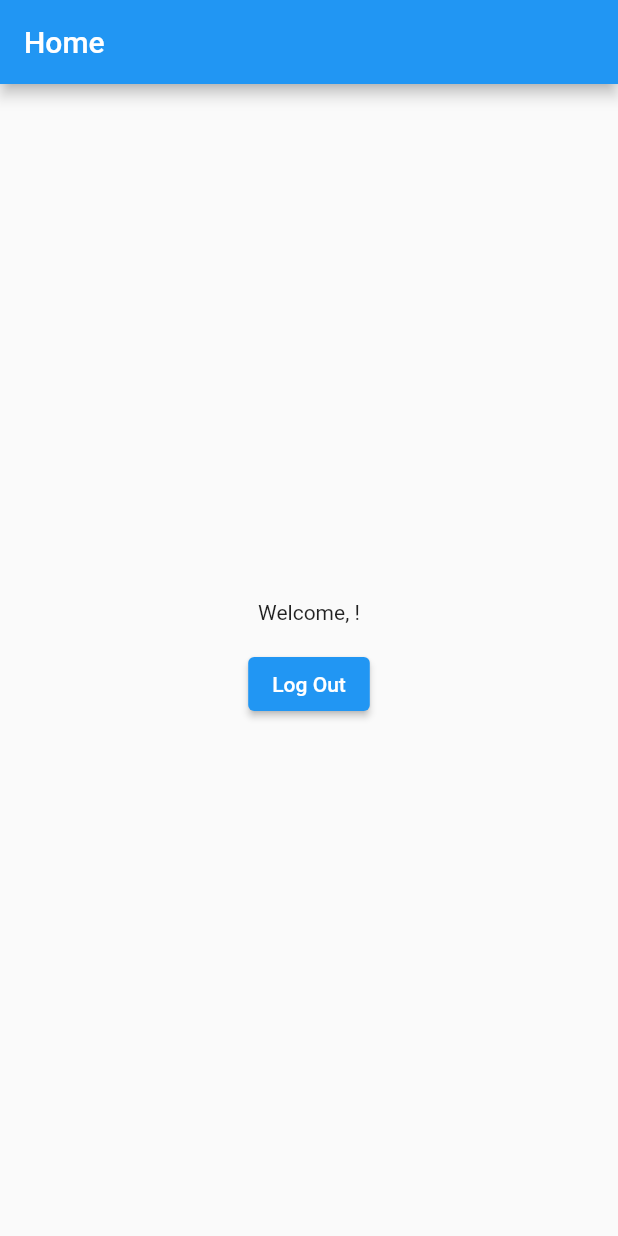
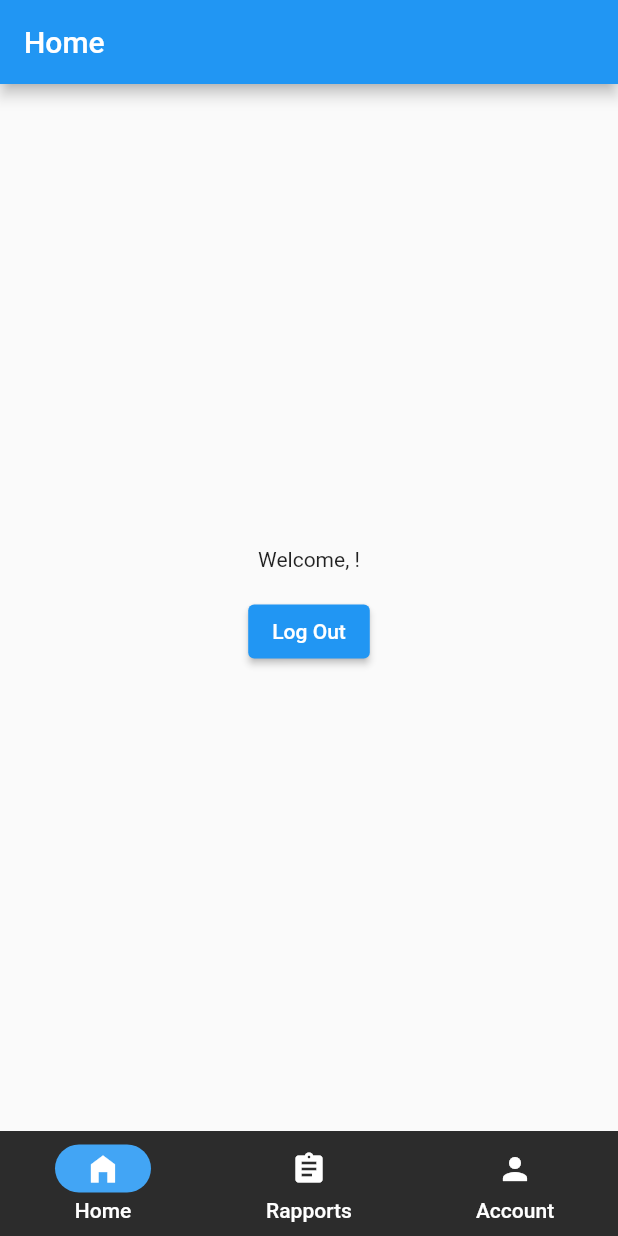
Before and after one commit to ThijsStok/1135691_1094272_iiatimd_app-, a Flutter app: the HomeScreen screen opened directly with empty values, on a phone screen of 412 x 824 dp. Run offline on Flutter 3.47's test engine with Material 2 defaults, Android fonts, the phone set to English and light mode, and no system bars; our stand-ins replace cloud_firestore, firebase_auth, firebase_core; accounts and stored records are empty.

Commit message:
added navbar

```diff
--- a/lib/main.dart
+++ b/lib/main.dart
@@ -165,6 +165,28 @@ class HomeScreen extends StatelessWidget {
       appBar: AppBar(
         title: Text('Home'),
       ),
+      bottomNavigationBar: NavigationBarTheme(
+          data: NavigationBarThemeData(
+              indicatorColor: Colors.blue.shade400,
+              labelTextStyle: MaterialStateProperty.all(TextStyle(
+                  fontSize: 14,
+                  fontWeight: FontWeight.w500,
+                  color: Colors.white))),
+          child: NavigationBar(
+            height: 70,
+            backgroundColor: const Color.fromARGB(255, 44, 44, 44),
+            destinations: [
+              NavigationDestination(
+                  icon: Icon(Icons.home_filled, color: Colors.white),
+                  label: 'Home'),
+              NavigationDestination(
+                  icon: Icon(Icons.assignment, color: Colors.white),
+                  label: 'Rapports'),
+              NavigationDestination(
+                  icon: Icon(Icons.person, color: Colors.white),
+                  label: 'Account')
+            ],
+          )),
       body: Center(
         child: Column(
           mainAxisAlignment: MainAxisAlignment.center,
```
Also changed, not shown: lib/Login.dart (+132 -0 lines).
